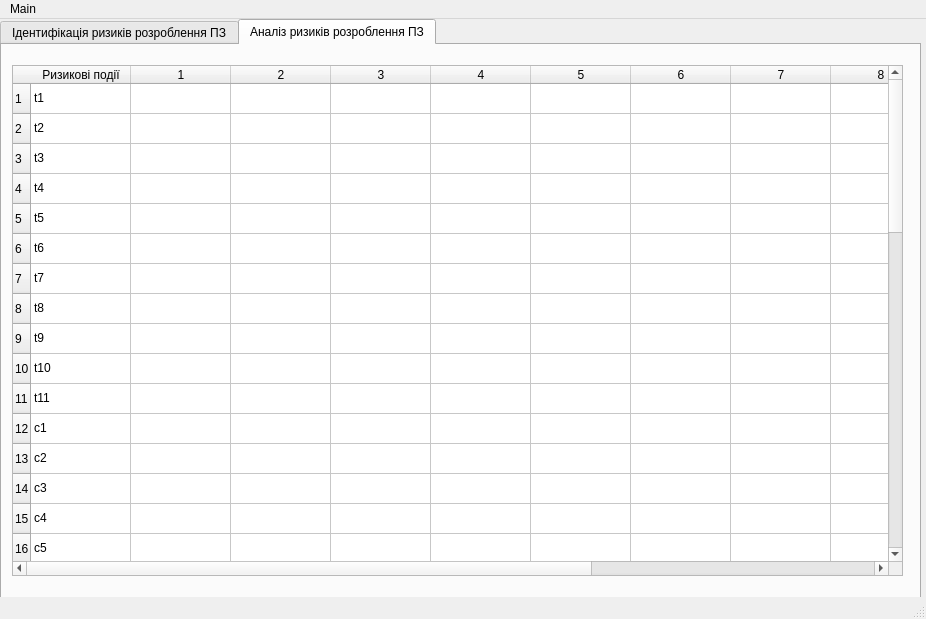
Spalletto/risk_management, file main.ui: the form before one commit.
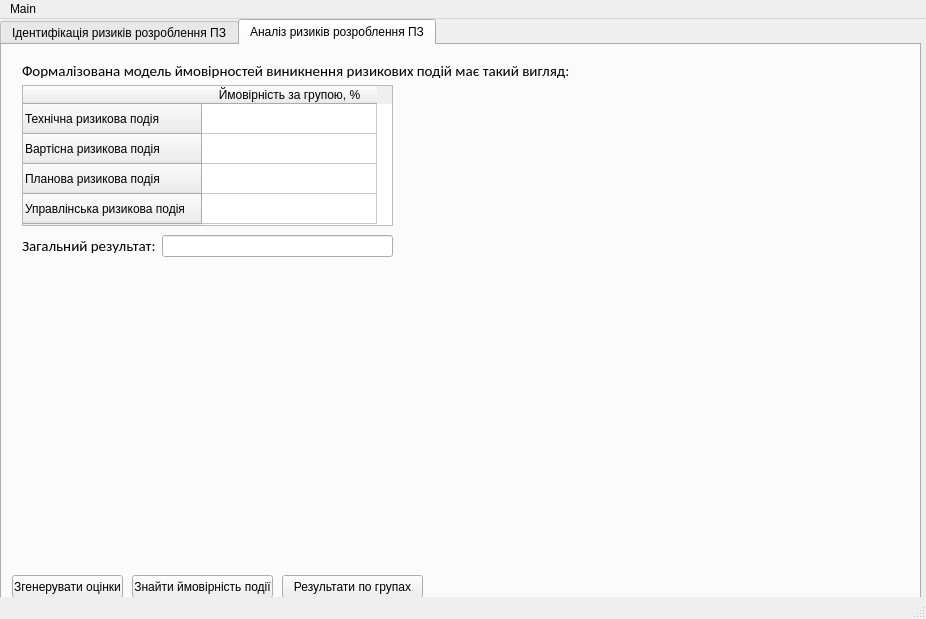
The form after the commit.

Commit message: added risks analysys

```diff
--- a/main.ui
+++ b/main.ui
@@ -2476,6 +2476,19 @@
      <attribute name="title">
       <string>Аналіз ризиків розроблення ПЗ</string>
      </attribute>
+     <widget class="QStackedWidget" name="analysysWidget">
+      <property name="geometry">
+       <rect>
+        <x>0</x>
+        <y>0</y>
+        <width>911</width>
+        <height>531</height>
+       </rect>
+      </property>
+      <property name="currentIndex">
+       <number>1</number>
+      </property>
+      <widget class="QWidget" name="page_5">
      <widget class="QTableWidget" name="risk_analysys_table">
       <property name="geometry">
        <rect>
@@ -2777,57 +2790,57 @@
       </column>
       <item row="0" column="0">
        <property name="text">
-        <string>t1</string>
+          <string>t1, Затримки у постачанні обладнання, необхідного для підтримки процесу розроблення ПЗ</string>
        </property>
       </item>
       <item row="1" column="0">
        <property name="text">
-        <string>t2</string>
+          <string>t2, Затримки у постачанні інструментальних засобів, необхідних для підтримки процесу розроблення ПЗ</string>
        </property>
       </item>
       <item row="2" column="0">
        <property name="text">
-        <string>t3</string>
+          <string>t3, Небажання команди виконавців ПЗ використовувати інструментальні засоби для підтримки процесу розроблення ПЗ</string>
        </property>
       </item>
       <item row="3" column="0">
        <property name="text">
-        <string>t4</string>
+          <string>t4, Відмова команди виконавців від CASE-засобів розроблення ПЗ</string>
        </property>
       </item>
       <item row="4" column="0">
        <property name="text">
-        <string>t5</string>
+          <string>t5, Формування запитів на більш потужні \nінструментальні засоби розроблення ПЗ</string>
        </property>
       </item>
       <item row="5" column="0">
        <property name="text">
-        <string>t6</string>
+          <string>t6, Недостатня продуктивність баз(и) даних для підтримки процесу розроблення ПЗ</string>
        </property>
       </item>
       <item row="6" column="0">
        <property name="text">
-        <string>t7</string>
+          <string>t7, Програмні компоненти, які використовують повторно в ПЗ, мають дефекти та обмежені функціональні можливості</string>
        </property>
       </item>
       <item row="7" column="0">
        <property name="text">
-        <string>t8</string>
+          <string>t8, Неефективність програмного коду, згенерованого CASE-засобами розроблення ПЗ</string>
        </property>
       </item>
       <item row="8" column="0">
        <property name="text">
-        <string>t9</string>
+          <string>t9, Hеможливість інтеграції CASE-засобів з іншими інструментальними засобами для підтримки процесу розроблення ПЗ</string>
        </property>
       </item>
       <item row="9" column="0">
        <property name="text">
-        <string>t10</string>
+          <string>t10, Швидкість виявлення дефектів у програмному коді є\n нижчою від раніше запланованих термінів</string>
        </property>
       </item>
       <item row="10" column="0">
        <property name="text">
-        <string>t11</string>
+          <string>t11, Поява дефектних системних компонент, які \nвикористовують для розроблення ПЗ</string>
        </property>
       </item>
       <item row="11" column="0">
@@ -3005,6 +3018,162 @@
         <string>m16</string>
        </property>
       </item>
+       </widget>
+      </widget>
+      <widget class="QWidget" name="page_6">
+       <widget class="QTableWidget" name="group_result_table">
+        <property name="geometry">
+         <rect>
+          <x>20</x>
+          <y>40</y>
+          <width>371</width>
+          <height>141</height>
+         </rect>
+        </property>
+        <attribute name="horizontalHeaderMinimumSectionSize">
+         <number>48</number>
+        </attribute>
+        <attribute name="horizontalHeaderDefaultSectionSize">
+         <number>175</number>
+        </attribute>
+        <attribute name="verticalHeaderMinimumSectionSize">
+         <number>29</number>
+        </attribute>
+        <attribute name="verticalHeaderDefaultSectionSize">
+         <number>30</number>
+        </attribute>
+        <row>
+         <property name="text">
+          <string>Технічна ризикова подія</string>
+         </property>
+        </row>
+        <row>
+         <property name="text">
+          <string>Вартісна ризикова подія</string>
+         </property>
+        </row>
+        <row>
+         <property name="text">
+          <string>Планова ризикова подія</string>
+         </property>
+        </row>
+        <row>
+         <property name="text">
+          <string>Управлінська ризикова подія</string>
+         </property>
+        </row>
+        <column>
+         <property name="text">
+          <string>Ймовірність за групою, %</string>
+         </property>
+        </column>
+       </widget>
+       <widget class="QLabel" name="label_48">
+        <property name="geometry">
+         <rect>
+          <x>20</x>
+          <y>10</y>
+          <width>641</width>
+          <height>31</height>
+         </rect>
+        </property>
+        <property name="font">
+         <font>
+          <family>Calibri</family>
+          <pointsize>11</pointsize>
+         </font>
+        </property>
+        <property name="text">
+         <string>Формалізована модель ймовірностей виникнення ризикових подій має такий вигляд:</string>
+        </property>
+       </widget>
+       <widget class="QLabel" name="label_result">
+        <property name="geometry">
+         <rect>
+          <x>20</x>
+          <y>220</y>
+          <width>511</width>
+          <height>20</height>
+         </rect>
+        </property>
+        <property name="font">
+         <font>
+          <family>Calibri</family>
+          <pointsize>11</pointsize>
+         </font>
+        </property>
+        <property name="text">
+         <string/>
+        </property>
+       </widget>
+       <widget class="QWidget" name="">
+        <property name="geometry">
+         <rect>
+          <x>20</x>
+          <y>190</y>
+          <width>371</width>
+          <height>22</height>
+         </rect>
+        </property>
+        <layout class="QHBoxLayout" name="horizontalLayout_50">
+         <item>
+          <widget class="QLabel" name="label_49">
+           <property name="font">
+            <font>
+             <family>Calibri</family>
+             <pointsize>11</pointsize>
+            </font>
+           </property>
+           <property name="text">
+            <string>Загальний результат:</string>
+           </property>
+          </widget>
+         </item>
+         <item>
+          <widget class="QLineEdit" name="total_result"/>
+         </item>
+        </layout>
+       </widget>
+      </widget>
+     </widget>
+     <widget class="QPushButton" name="generate_marks_button">
+      <property name="geometry">
+       <rect>
+        <x>10</x>
+        <y>530</y>
+        <width>111</width>
+        <height>23</height>
+       </rect>
+      </property>
+      <property name="text">
+       <string>Згенерувати оцінки</string>
+      </property>
+     </widget>
+     <widget class="QPushButton" name="event_analysys_button">
+      <property name="geometry">
+       <rect>
+        <x>130</x>
+        <y>530</y>
+        <width>141</width>
+        <height>23</height>
+       </rect>
+      </property>
+      <property name="text">
+       <string>Знайти ймовірність події</string>
+      </property>
+     </widget>
+     <widget class="QPushButton" name="group_result_button">
+      <property name="geometry">
+       <rect>
+        <x>280</x>
+        <y>530</y>
+        <width>141</width>
+        <height>23</height>
+       </rect>
+      </property>
+      <property name="text">
+       <string>Результати по групах</string>
+      </property>
      </widget>
     </widget>
    </widget>
```
Left out of the diff: 2 changed lines with no effect on the pictures. Lines whose indentation alone changed are shown as unchanged. The commit also changes 1 other file.
